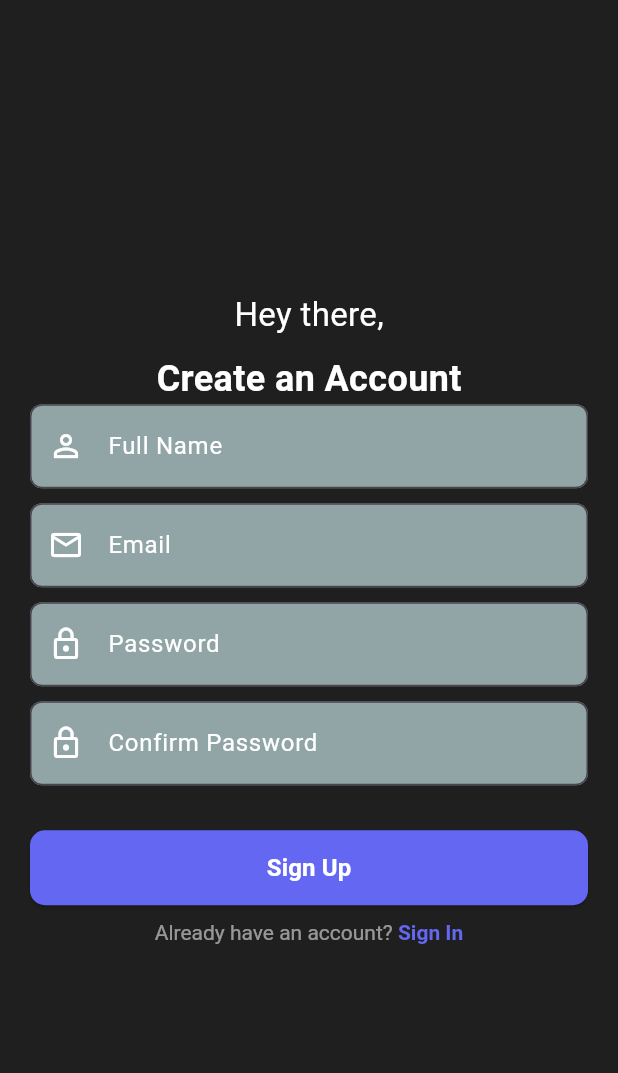
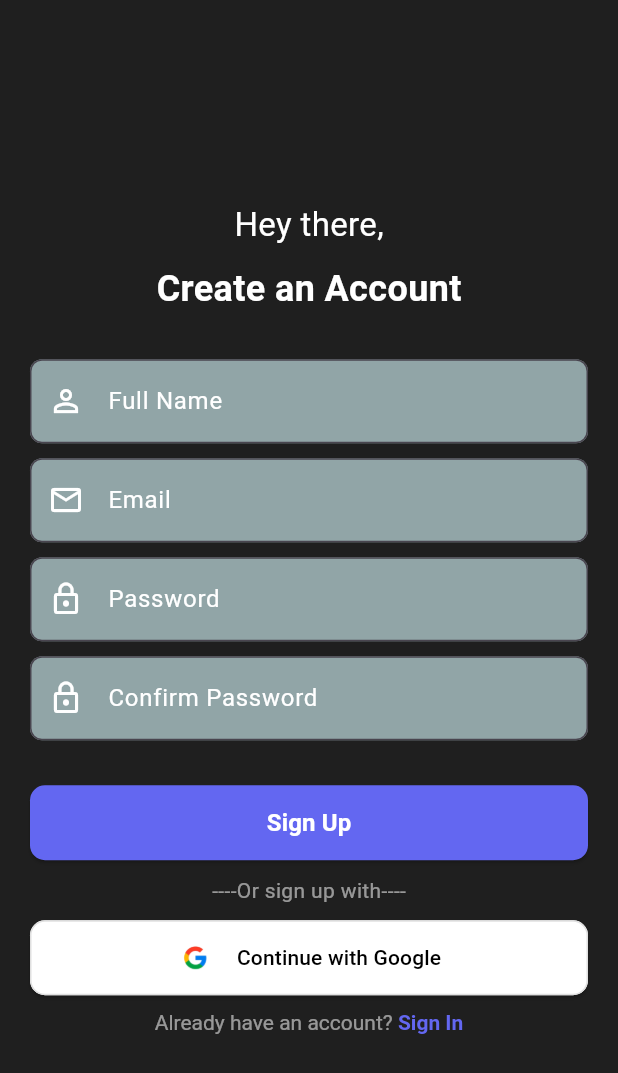
Before and after one commit to optiflowx/Fit-Quest, a Flutter app: the screen it shows after launch, on a phone screen of 412 x 824 dp. Shown: the top 1073 px of the screen. Run offline on Flutter 3.47's test engine with Material 3 defaults, Android fonts, the phone set to English and light mode, and no system bars; our stand-ins replace cloud_firestore, firebase_auth, firebase_core, flutter_bloc, flutter_map, geolocator and 2 more; accounts and stored records are empty.

Commit message:
feat: Enhance authentication flow and settings UI
- Updated SignInPage to handle error and success states with appropriate snack bars.
- Modified SignInView to trigger sign-in action on button press.
- Added Google sign-in option in SignUpView with a new text label.
- Implemented logout functionality in SettingsPage with a new logout item.
- Enhanced SettingsItem to visually differentiate logout options with color changes.

```diff
--- a/lib/presentation/authentication/views/sign_in_view.dart
+++ b/lib/presentation/authentication/views/sign_in_view.dart
@@ -44,7 +44,7 @@ class SignInView extends StatelessWidget {
               ),
               const SizedBox(height: 20),
               AppButton(
-                onPressed: () {},
+                onPressed: cubit.signIn,
                 isLoading: isLoading,
                 text: 'Sign In',
               ),
--- a/lib/presentation/authentication/views/sign_up_view.dart
+++ b/lib/presentation/authentication/views/sign_up_view.dart
@@ -6,6 +6,7 @@ import 'package:flutter/material.dart';
 import 'package:flutter_bloc/flutter_bloc.dart';
 
 import '../state/sign_up_cubit.dart';
+import '../widgets/google_sign_in_button.dart';
 import '../widgets/sign_up_header.dart';
 
 class SignUpView extends StatelessWidget {
@@ -29,6 +30,7 @@ class SignUpView extends StatelessWidget {
               mainAxisAlignment: MainAxisAlignment.center,
               children: [
                 const SignUpHeader(),
+                const SizedBox(height: 30),
                 ...<Widget>[
                   AppTextField(
                     controller: cubit.nameController,
@@ -59,6 +61,11 @@ class SignUpView extends StatelessWidget {
                   text: 'Sign Up',
                   isLoading: isLoading,
                 ),
+                const Text(
+                  '----Or sign up with----',
+                  style: TextStyle(color: Colors.white54, fontSize: 14),
+                ),
+                GoogleSignInButton(onPressed: () {}),
                 RichText(
                   text: TextSpan(
                     style: const TextStyle(fontSize: 14),
```
Also changed, not shown: lib/presentation/authentication/pages/sign_in_page.dart (+11 -3 lines), lib/presentation/settings/settings.dart (+21 -0 lines), lib/presentation/settings/widget/settings_item.dart (+5 -3 lines).
